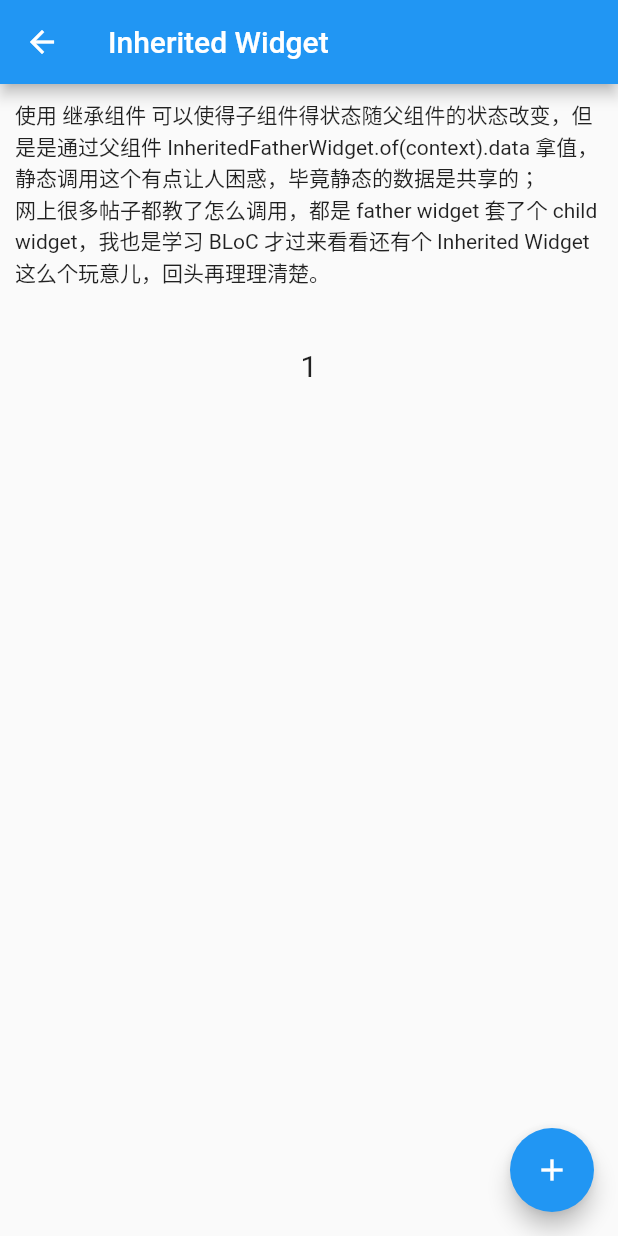
After one commit to zesicus/learn-flutter, a Flutter app: the InheritedTestPage screen opened directly, after a tap on the "add" icon, on a phone screen of 412 x 824 dp. The commit adds this screen. Run offline on Flutter 3.47's test engine with Material 2 defaults, Android fonts, the phone set to English and light mode, and no system bars; our stand-ins replace date_format.

Commit message:
Inherited Widget.

```diff
--- a/source/lib/entrance/routes.dart
+++ b/source/lib/entrance/routes.dart
@@ -37,6 +37,7 @@ import '../widgets/customize/pages/widget_staggered_page.dart';
 import '../widgets/customize/pages/widget_hero_page.dart';
 import '../stream/pages/stream_page.dart';
 import '../stream/pages/stream_builder_page.dart';
+import '../widgets/customize/inherited/inherited_test_page.dart';
 
 // MARK: - 路由
 final routes = {
@@ -66,6 +67,7 @@ final routes = {
   '/widget_persistent': (context) => WidgetPersistentPage(),
   '/widget_nested': (context) => WidgetNestedScrollPage(),
   '/widget_gesture': (context) => WidgetGesturesPage(),
+  '/widget_inherited': (context) => InheritedTestPage(),
   // 动画
   '/widget_animation': (context) => WidgetAnimationpage(),
   '/widget_tween': (context) => WidgetTweenPage(),
--- a/source/lib/entrance/vms/tab_vm.dart
+++ b/source/lib/entrance/vms/tab_vm.dart
@@ -35,6 +35,7 @@ class TabVM {
       TabWidgetsListModel(Icon(Icons.unfold_more), Text("缩进格")),
       TabWidgetsListModel(Icon(Icons.swap_calls), Text("嵌套连结")),
       TabWidgetsListModel(Icon(Icons.touch_app), Text("手势")),
+      TabWidgetsListModel(Icon(Icons.widgets), Text("Inherited Widget")),
     ]),
     TabListModel("动画", false, [
       TabWidgetsListModel(Icon(Icons.ac_unit), Text("Animation Controller")),
@@ -312,6 +313,9 @@ class TabVM {
       case "Stream Builder":
         Navigator.pushNamed(context, "/more_stream_builder");
         break;
+      case "Inherited Widget":
+        Navigator.pushNamed(context, "/widget_inherited");
+        break;
       default:
         print("Others");
         break;
--- /dev/null
+++ b/source/lib/widgets/customize/inherited/child_widget.dart
@@ -0,0 +1,23 @@
+import 'package:flutter/material.dart';
+import 'package:learn_flutter/widgets/customize/inherited/inherited_father_widget.dart';
+
+class ChildWidget extends StatefulWidget {
+  ChildWidget({Key key}) : super(key: key);
+
+  @override
+  _ChildWidgetState createState() => _ChildWidgetState();
+}
+
+class _ChildWidgetState extends State<ChildWidget> {
+  @override
+  Widget build(BuildContext context) {
+    return Text(InheritedFatherWidget.of(context).data.toString(), textAlign: TextAlign.center, style: TextStyle(fontSize: 20.0));
+  }
+
+  @override
+  void didChangeDependencies() {
+    // 父 widget 中 Inherited Widget 改变时会被调用
+    print('Did Change Dependencies: ${InheritedFatherWidget.of(context).data}');
+    super.didChangeDependencies();
+  }
+}
--- /dev/null
+++ b/source/lib/widgets/customize/inherited/inherited_father_widget.dart
@@ -0,0 +1,17 @@
+import 'package:flutter/material.dart';
+
+class InheritedFatherWidget extends InheritedWidget {
+  InheritedFatherWidget({Key key, this.child, @required this.data}) : super(key: key, child: child);
+
+  final Widget child;
+  final int data;
+
+  static InheritedFatherWidget of(BuildContext context) {
+    return context.dependOnInheritedWidgetOfExactType(aspect: InheritedFatherWidget);
+  }
+
+  @override
+  bool updateShouldNotify( InheritedFatherWidget oldWidget) {
+    return oldWidget.data != data;
+  }
+}
--- /dev/null
+++ b/source/lib/widgets/customize/inherited/inherited_test_page.dart
@@ -0,0 +1,43 @@
+import 'package:flutter/material.dart';
+import 'package:learn_flutter/widgets/customize/inherited/child_widget.dart';
+import 'package:learn_flutter/widgets/customize/inherited/inherited_father_widget.dart';
+
+class InheritedTestPage extends StatefulWidget {
+  @override
+  _InheritedTestPageState createState() => _InheritedTestPageState();
+}
+
+class _InheritedTestPageState extends State<InheritedTestPage> {
+  int _count = 0;
+
+  @override
+  Widget build(BuildContext context) {
+    return Scaffold(
+      appBar: AppBar(title: Text('Inherited Widget')),
+      body: Column(
+        children: <Widget>[
+          Padding(
+            padding: EdgeInsets.all(10.0),
+            child: Text(
+                '使用 继承组件 可以使得子组件得状态随父组件的状态改变，但是是通过父组件 InheritedFatherWidget.of(context).data 拿值，静态调用这个有点让人困惑，毕竟静态的数据是共享的；\n网上很多帖子都教了怎么调用，都是 father widget 套了个 child widget，我也是学习 BLoC 才过来看看还有个 Inherited Widget 这么个玩意儿，回头再理理清楚。'),
+          ),
+          SizedBox(height: 30),
+          InheritedFatherWidget(
+            data: _count,
+            child: Center(
+              child: ChildWidget(),
+            ),
+          ),
+        ],
+      ),
+      floatingActionButton: FloatingActionButton(
+        child: Icon(Icons.add),
+        onPressed: () {
+          setState(() {
+            ++_count;
+          });
+        },
+      ),
+    );
+  }
+}
```
